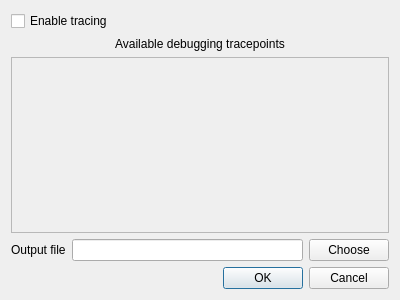
Above: src/ui/toggletracepointsdialog.ui from echmet/PeakMasterNG before the change. Below: the same form after it.
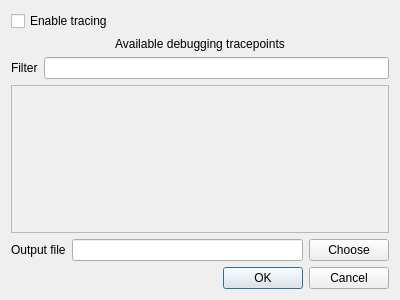
That is the form after the change.

Commit message: Allow for filtering tracepoints by name

The edit to the form file:
```diff
--- a/src/ui/toggletracepointsdialog.ui
+++ b/src/ui/toggletracepointsdialog.ui
@@ -31,6 +31,20 @@
      </property>
     </widget>
    </item>
+   <item>
+    <layout class="QHBoxLayout" name="horizontalLayout_2">
+     <item>
+      <widget class="QLabel" name="ql_filter">
+       <property name="text">
+        <string>Filter</string>
+       </property>
+      </widget>
+     </item>
+     <item>
+      <widget class="QLineEdit" name="qle_filter"/>
+     </item>
+    </layout>
+   </item>
    <item>
     <widget class="QScrollArea" name="qscrArea_tracepoints">
      <property name="widgetResizable">
@@ -42,7 +56,7 @@
         <x>0</x>
         <y>0</y>
         <width>380</width>
-        <height>164</height>
+        <height>131</height>
        </rect>
       </property>
      </widget>
```
The commit also changes 2 other files.
